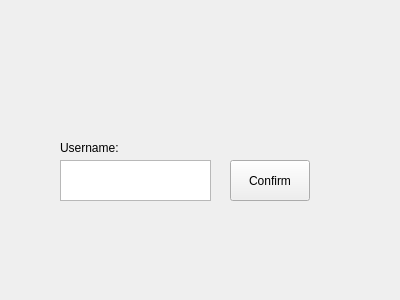
Qt form sk2-irc/login.ui (Kris-Ja/SK2-Komunikator-IRC) before a commit.
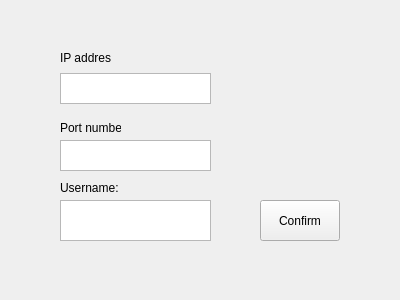
The same form after that commit.

```diff
--- a/sk2-irc/login.ui
+++ b/sk2-irc/login.ui
@@ -17,7 +17,7 @@
    <property name="geometry">
     <rect>
      <x>60</x>
-     <y>160</y>
+     <y>200</y>
      <width>151</width>
      <height>41</height>
     </rect>
@@ -27,7 +27,7 @@
    <property name="geometry">
     <rect>
      <x>60</x>
-     <y>140</y>
+     <y>180</y>
      <width>151</width>
      <height>16</height>
     </rect>
@@ -39,8 +39,8 @@
   <widget class="QPushButton" name="confirmButton">
    <property name="geometry">
     <rect>
-     <x>230</x>
-     <y>160</y>
+     <x>260</x>
+     <y>200</y>
      <width>80</width>
      <height>41</height>
     </rect>
@@ -49,6 +49,52 @@
     <string>Confirm</string>
    </property>
   </widget>
+  <widget class="QTextEdit" name="portTextEdit">
+   <property name="geometry">
+    <rect>
+     <x>60</x>
+     <y>140</y>
+     <width>151</width>
+     <height>31</height>
+    </rect>
+   </property>
+  </widget>
+  <widget class="QLabel" name="label_2">
+   <property name="geometry">
+    <rect>
+     <x>60</x>
+     <y>120</y>
+     <width>61</width>
+     <height>16</height>
+    </rect>
+   </property>
+   <property name="text">
+    <string>Port number:</string>
+   </property>
+  </widget>
+  <widget class="QPlainTextEdit" name="addressTextEdit">
+   <property name="geometry">
+    <rect>
+     <x>60</x>
+     <y>73</y>
+     <width>151</width>
+     <height>31</height>
+    </rect>
+   </property>
+  </widget>
+  <widget class="QLabel" name="label_3">
+   <property name="geometry">
+    <rect>
+     <x>60</x>
+     <y>50</y>
+     <width>51</width>
+     <height>16</height>
+    </rect>
+   </property>
+   <property name="text">
+    <string>IP address:</string>
+   </property>
+  </widget>
  </widget>
  <resources/>
  <connections/>
```
